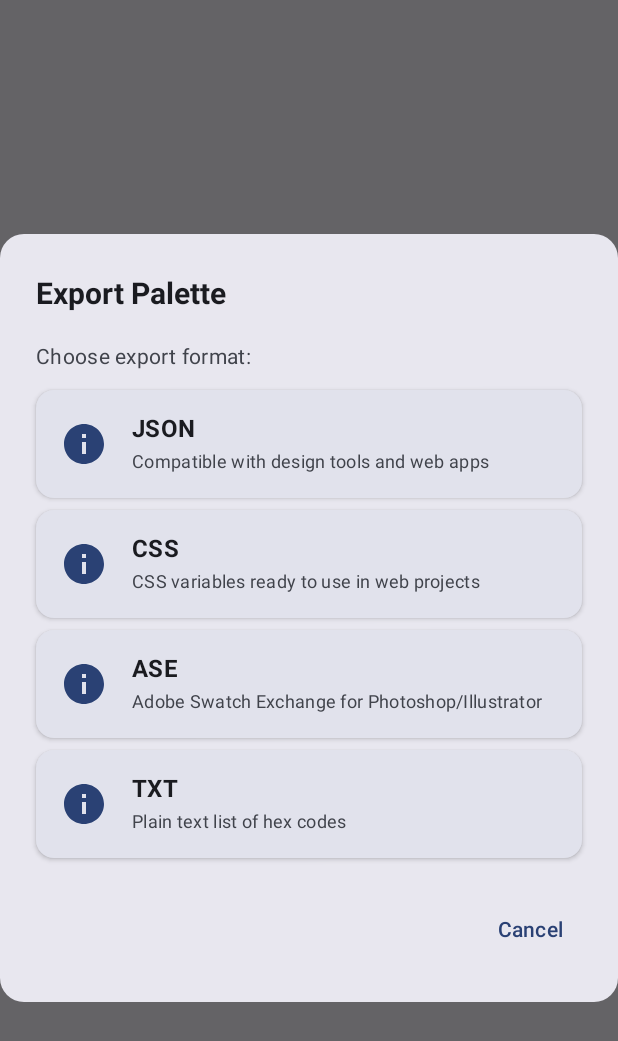
After one commit to muktiwbowo/ColorPaletteCamera, an Android app built with Jetpack Compose: the composable ExportDialog shown on its own in the app's theme, on a phone screen of 412 x 824 dp. The commit adds this screen. Shown: the top 1041 px of the screen. Run offline under Robolectric (Android 15) with nearby library versions, the phone set to English and light mode, and no system bars; 1 statement that could not run was skipped.

Commit message:
[feature] implement export to json, css, ase, and txt with share exported file

```diff
--- /dev/null
+++ b/app/src/main/java/com/svault/colorpalettecamera/ui/components/ExportDialog.kt
@@ -0,0 +1,147 @@
+package com.svault.colorpalettecamera.ui.components
+
+import androidx.compose.foundation.clickable
+import androidx.compose.foundation.layout.Column
+import androidx.compose.foundation.layout.Row
+import androidx.compose.foundation.layout.Spacer
+import androidx.compose.foundation.layout.fillMaxWidth
+import androidx.compose.foundation.layout.height
+import androidx.compose.foundation.layout.padding
+import androidx.compose.foundation.layout.size
+import androidx.compose.foundation.layout.width
+import androidx.compose.foundation.shape.RoundedCornerShape
+import androidx.compose.material.icons.Icons
+import androidx.compose.material.icons.filled.Info
+import androidx.compose.material3.AlertDialog
+import androidx.compose.material3.Card
+import androidx.compose.material3.CardDefaults
+import androidx.compose.material3.Icon
+import androidx.compose.material3.MaterialTheme
+import androidx.compose.material3.Text
+import androidx.compose.material3.TextButton
+import androidx.compose.runtime.Composable
+import androidx.compose.ui.Alignment
+import androidx.compose.ui.Modifier
+import androidx.compose.ui.text.font.FontWeight
+import androidx.compose.ui.unit.dp
+import androidx.compose.ui.unit.sp
+import com.svault.colorpalettecamera.utils.PaletteExporter
+
+@Composable
+fun ExportDialog(
+    onDismiss: () -> Unit,
+    onFormatSelected: (PaletteExporter.ExportFormat) -> Unit
+) {
+    AlertDialog(
+        onDismissRequest = onDismiss,
+        title = {
+            Text(
+                text = "Export Palette",
+                fontSize = 20.sp,
+                fontWeight = FontWeight.Bold
+            )
+        },
+        text = {
+            Column(
+                modifier = Modifier.fillMaxWidth()
+            ) {
+                Text(
+                    text = "Choose export format:",
+                    fontSize = 14.sp,
+                    color = MaterialTheme.colorScheme.onSurfaceVariant,
+                    modifier = Modifier.padding(bottom = 12.dp)
+                )
+
+                ExportFormatItem(
+                    title = "JSON",
+                    description = "Compatible with design tools and web apps",
+                    onClick = { onFormatSelected(PaletteExporter.ExportFormat.JSON) }
+                )
+
+                Spacer(modifier = Modifier.height(8.dp))
+
+                ExportFormatItem(
+                    title = "CSS",
+                    description = "CSS variables ready to use in web projects",
+                    onClick = { onFormatSelected(PaletteExporter.ExportFormat.CSS) }
+                )
+
+                Spacer(modifier = Modifier.height(8.dp))
+
+                ExportFormatItem(
+                    title = "ASE",
+                    description = "Adobe Swatch Exchange for Photoshop/Illustrator",
+                    onClick = { onFormatSelected(PaletteExporter.ExportFormat.ASE) }
+                )
+
+                Spacer(modifier = Modifier.height(8.dp))
+
+                ExportFormatItem(
+                    title = "TXT",
+                    description = "Plain text list of hex codes",
+                    onClick = { onFormatSelected(PaletteExporter.ExportFormat.TXT) }
+                )
+            }
+        },
+        confirmButton = {},
+        dismissButton = {
+            TextButton(onClick = onDismiss) {
+                Text("Cancel")
+            }
+        },
+        shape = RoundedCornerShape(16.dp)
+    )
+}
+
+@Composable
+fun ExportFormatItem(
+    title: String,
+    description: String,
+    onClick: () -> Unit,
+    modifier: Modifier = Modifier
+) {
+    Card(
+        modifier = modifier
+            .fillMaxWidth()
+            .clickable(onClick = onClick),
+        shape = RoundedCornerShape(12.dp),
+        elevation = CardDefaults.cardElevation(defaultElevation = 2.dp),
+        colors = CardDefaults.cardColors(
+            containerColor = MaterialTheme.colorScheme.surfaceVariant
+        )
+    ) {
+        Row(
+            modifier = Modifier
+                .fillMaxWidth()
+                .padding(16.dp),
+            verticalAlignment = Alignment.CenterVertically
+        ) {
+            Icon(
+                imageVector = Icons.Filled.Info,
+                contentDescription = null,
+                modifier = Modifier.size(32.dp),
+                tint = MaterialTheme.colorScheme.primary
+            )
+
+            Spacer(modifier = Modifier.width(16.dp))
+
+            Column(modifier = Modifier.weight(1f)) {
+                Text(
+                    text = title,
+                    fontSize = 16.sp,
+                    fontWeight = FontWeight.Bold,
+                    color = MaterialTheme.colorScheme.onSurface
+                )
+
+                Spacer(modifier = Modifier.height(4.dp))
+
+                Text(
+                    text = description,
+                    fontSize = 12.sp,
+                    color = MaterialTheme.colorScheme.onSurfaceVariant,
+                    lineHeight = 16.sp
+                )
+            }
+        }
+    }
+}
--- /dev/null
+++ b/app/src/main/res/xml/file_provider_paths.xml
@@ -0,0 +1,4 @@
+<?xml version="1.0" encoding="utf-8"?>
+<paths>
+    <cache-path name="shared_files" path="/" />
+</paths>
```
Also changed, not shown: app/src/main/AndroidManifest.xml (+10 -0 lines), app/src/main/java/com/svault/colorpalettecamera/ui/detail/PaletteDetailScreen.kt (+25 -2 lines), app/src/main/java/com/svault/colorpalettecamera/utils/PaletteExporter.kt (added, +284 -0 lines).
